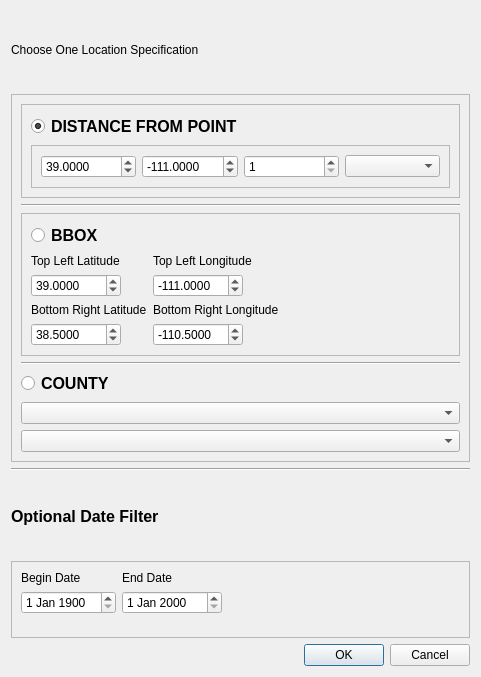
Qt form wqxsde/wqpdialog.ui (inkenbrandt/wqxsde) before a commit.
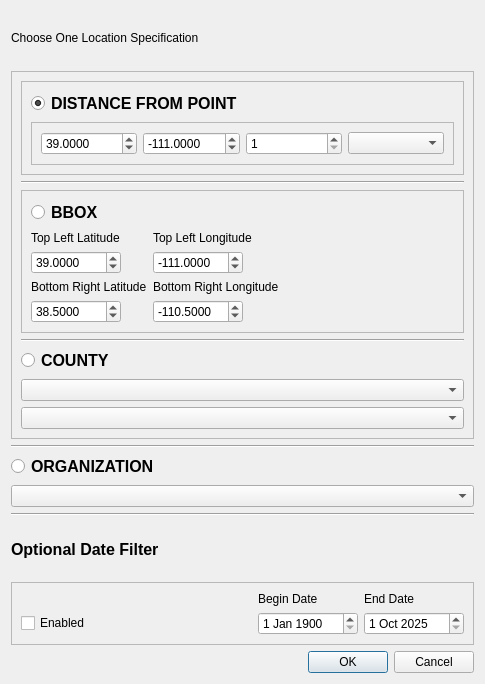
The same form after that commit.

Commit message: Connected a bunch of buttons. New icon.

Diff of the .ui file:
```diff
--- a/wqxsde/wqpdialog.ui
+++ b/wqxsde/wqpdialog.ui
@@ -6,8 +6,8 @@
    <rect>
     <x>0</x>
     <y>0</y>
-    <width>481</width>
-    <height>677</height>
+    <width>485</width>
+    <height>684</height>
    </rect>
   </property>
   <property name="windowTitle">
@@ -368,6 +368,37 @@
      </property>
     </widget>
    </item>
+   <item>
+    <widget class="QRadioButton" name="radioButton_3">
+     <property name="font">
+      <font>
+       <pointsize>12</pointsize>
+       <weight>75</weight>
+       <bold>true</bold>
+      </font>
+     </property>
+     <property name="text">
+      <string>ORGANIZATION</string>
+     </property>
+     <attribute name="buttonGroup">
+      <string notr="true">buttonGroup</string>
+     </attribute>
+    </widget>
+   </item>
+   <item>
+    <widget class="QComboBox" name="orgcombo">
+     <property name="currentText">
+      <string/>
+     </property>
+    </widget>
+   </item>
+   <item>
+    <widget class="Line" name="line_3">
+     <property name="orientation">
+      <enum>Qt::Horizontal</enum>
+     </property>
+    </widget>
+   </item>
    <item>
     <widget class="QLabel" name="label_10">
      <property name="font">
@@ -390,9 +421,28 @@
      <property name="frameShadow">
       <enum>QFrame::Raised</enum>
      </property>
-     <layout class="QFormLayout" name="formLayout_2">
-      <item row="1" column="0">
-       <widget class="QDateEdit" name="begdate">
+     <layout class="QGridLayout" name="gridLayout">
+      <item row="0" column="2">
+       <widget class="QLabel" name="label_12">
+        <property name="maximumSize">
+         <size>
+          <width>100</width>
+          <height>20</height>
+         </size>
+        </property>
+        <property name="text">
+         <string>End Date</string>
+        </property>
+       </widget>
+      </item>
+      <item row="1" column="1">
+       <widget class="QDateEdit" name="wqpbegdate">
+        <property name="maximumSize">
+         <size>
+          <width>100</width>
+          <height>50</height>
+         </size>
+        </property>
         <property name="dateTime">
          <datetime>
           <hour>0</hour>
@@ -425,27 +475,57 @@
         </property>
        </widget>
       </item>
-      <item row="0" column="0">
+      <item row="0" column="1">
        <widget class="QLabel" name="label_11">
+        <property name="maximumSize">
+         <size>
+          <width>100</width>
+          <height>20</height>
+         </size>
+        </property>
         <property name="text">
          <string>Begin Date</string>
         </property>
        </widget>
       </item>
-      <item row="1" column="1">
-       <widget class="QDateEdit" name="enddate">
+      <item row="1" column="2">
+       <widget class="QDateEdit" name="wqpenddate">
         <property name="maximumSize">
          <size>
           <width>100</width>
-          <height>16777215</height>
+          <height>50</height>
          </size>
         </property>
+        <property name="minimumDateTime">
+         <datetime>
+          <hour>0</hour>
+          <minute>0</minute>
+          <second>0</second>
+          <year>1800</year>
+          <month>9</month>
+          <day>14</day>
+         </datetime>
+        </property>
+        <property name="maximumDate">
+         <date>
+          <year>2500</year>
+          <month>12</month>
+          <day>31</day>
+         </date>
+        </property>
+        <property name="date">
+         <date>
+          <year>2025</year>
+          <month>10</month>
+          <day>1</day>
+         </date>
+        </property>
        </widget>
       </item>
-      <item row="0" column="1">
-       <widget class="QLabel" name="label_12">
+      <item row="1" column="0">
+       <widget class="QCheckBox" name="wqpdatecheckbox">
         <property name="text">
-         <string>End Date</string>
+         <string>Enabled</string>
         </property>
        </widget>
       </item>
```
The commit also changes 4 other files.
